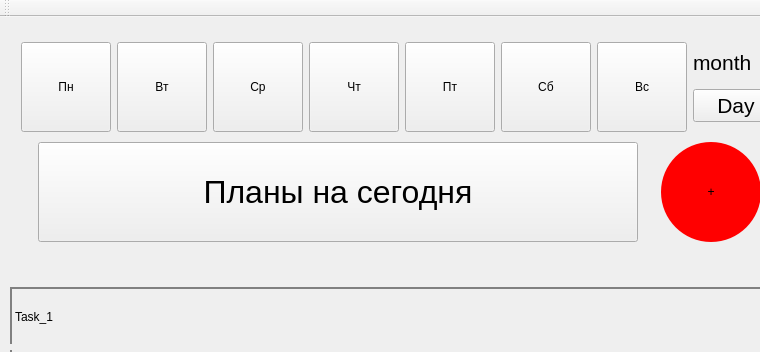
Strltz/Vse-idet-po-planu, file mainwindow.ui: the form before one commit; both pictures show x 0 to 760 and y 0 to 352 of the 1291 by 708 pixel window.
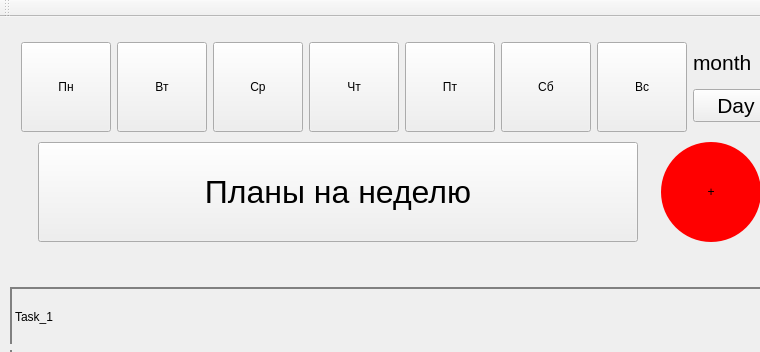
The form after the commit.

What changed in the file:
```diff
--- a/mainwindow.ui
+++ b/mainwindow.ui
@@ -277,7 +277,7 @@
           <string notr="true">font: 75 24pt &quot;MS Shell Dlg 2&quot;;</string>
          </property>
          <property name="text">
-          <string>Планы на сегодня</string>
+          <string>Планы на неделю</string>
          </property>
         </widget>
        </item>
```
Left out of the diff: 2 changed lines with no effect on the pictures.
